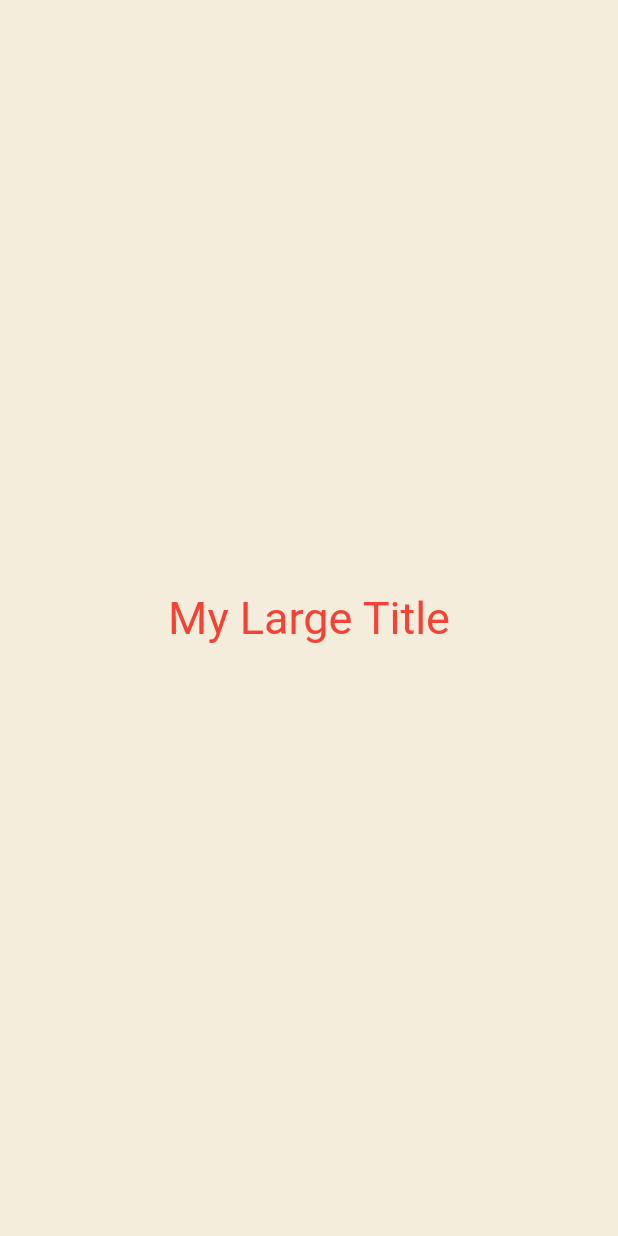
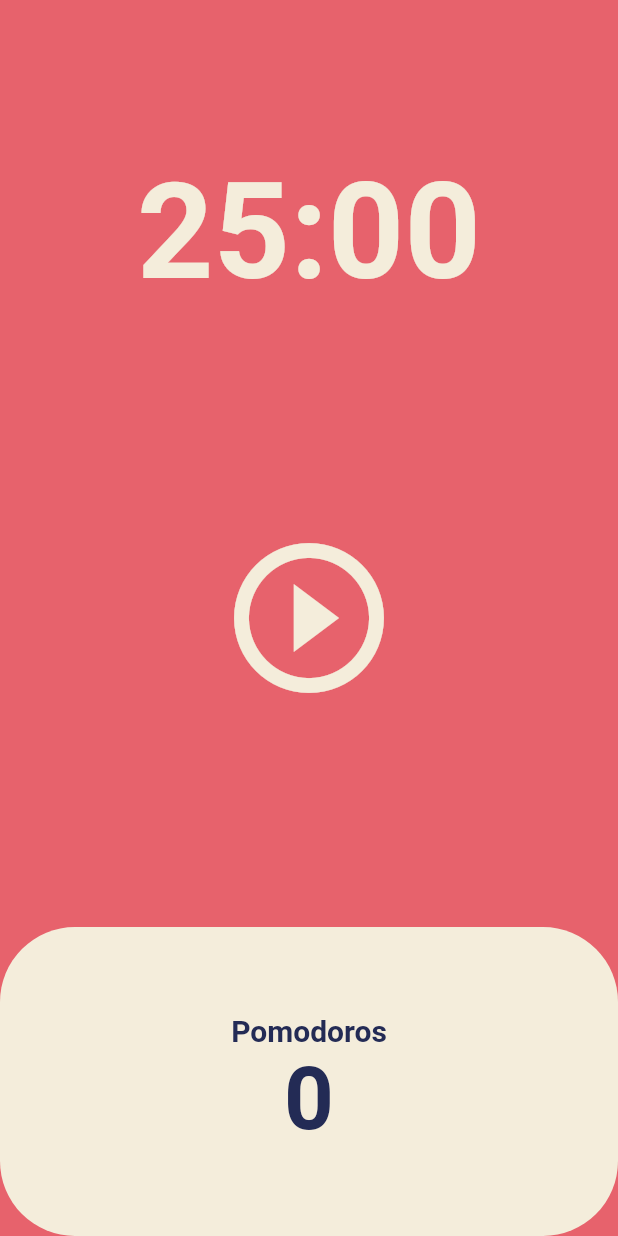
Before and after one commit to danpung2/flutter_toonflix, a Flutter app: the screen it shows after launch, on a phone screen of 412 x 824 dp. Run offline on Flutter 3.47's test engine with Material 2 defaults, Android fonts, the phone set to English and light mode, and no system bars.

Commit message:
create: pomodoro app

```diff
--- a/lib/main.dart
+++ b/lib/main.dart
@@ -1,55 +1,25 @@
 import 'package:flutter/material.dart';
-import 'package:flutter_toonfilx/widgets/button.dart';
-import 'package:flutter_toonfilx/widgets/currency_card.dart';
 
-// github.dev test
+import 'screens/home_screen.dart';
+
 void main() {
   runApp(App());
 }
 
-class App extends StatefulWidget {
-  @override
-  State<App> createState() => _AppState();
-}
-
-class _AppState extends State<App> {
+class App extends StatelessWidget {
   @override
   Widget build(BuildContext context) {
     return MaterialApp(
       theme: ThemeData(
-        textTheme: TextTheme(
-            titleLarge: TextStyle(
-          color: Colors.red,
-        )),
-      ),
-      home: Scaffold(
-        backgroundColor: const Color(0xFFF4EDDB),
-        body: Center(
-          child: Column(
-            mainAxisAlignment: MainAxisAlignment.center,
-            children: const [
-              MyLargeTitle(),
-            ],
+        backgroundColor: const Color(0xFFE7626C),
+        textTheme: const TextTheme(
+          headline1: TextStyle(
+            color: Color(0xFF232B55),
           ),
         ),
+        cardColor: const Color(0xFFF4EDDB),
       ),
-    );
-  }
-}
-
-class MyLargeTitle extends StatelessWidget {
-  const MyLargeTitle({
-    super.key,
-  });
-
-  @override
-  Widget build(BuildContext context) {
-    return Text(
-      "My Large Title",
-      style: TextStyle(
-        fontSize: 30,
-        color: Theme.of(context).textTheme.titleLarge?.color,
-      ),
+      home: const HomeScreen(),
     );
   }
 }
--- /dev/null
+++ b/lib/screens/home_screen.dart
@@ -0,0 +1,127 @@
+import 'dart:async';
+
+import 'package:flutter/material.dart';
+import 'package:flutter/widgets.dart';
+
+class HomeScreen extends StatefulWidget {
+  const HomeScreen({Key? key}) : super(key: key);
+
+  @override
+  State<HomeScreen> createState() => _HomeScreenState();
+}
+
+class _HomeScreenState extends State<HomeScreen> {
+  static const twentyFiveMinutes = 1500;
+  int totalSeconds = twentyFiveMinutes;
+  bool isRunning = false;
+  int totalPomodoros = 0;
+  late Timer timer;
+
+  void onTick(Timer timer) {
+    if(totalSeconds == 0){
+      setState(() {
+        totalPomodoros++;
+        isRunning = false;
+        totalSeconds = twentyFiveMinutes;
+      });
+      timer.cancel();
+    } else {
+      setState(() {
+        totalSeconds--;
+      });
+    }
+  }
+
+  void onStartPressed() {
+    timer = Timer.periodic(
+      const Duration(seconds: 1),
+      onTick,
+    );
+    setState(() {
+      isRunning = true;
+    });
+  }
+
+  void onPausePressed(){
+    timer.cancel();
+    setState(() {
+      isRunning = false;
+    });
+  }
+
+  String format(int seconds){
+    return Duration(seconds: seconds).toString().split(".").first.substring(2, 7);
+  }
+
+  @override
+  Widget build(BuildContext context) {
+    return Scaffold(
+      backgroundColor: Theme.of(context).backgroundColor,
+      body: Column(
+        children: [
+          Flexible(
+            flex: 1,
+            child: Container(
+              alignment: Alignment.bottomCenter,
+              child: Text(
+                format(totalSeconds),
+                style: TextStyle(
+                  color: Theme.of(context).cardColor,
+                  fontSize: 89,
+                  fontWeight: FontWeight.w600,
+                ),
+              ),
+            ),
+          ),
+          Flexible(
+            flex: 2,
+            child: Center(
+              child: IconButton(
+                icon: Icon(isRunning ? Icons.pause_circle_outline : Icons.play_circle_outline),
+                onPressed: isRunning ? onPausePressed : onStartPressed,
+                iconSize: 120,
+                color: Theme.of(context).cardColor,
+              ),
+            ),
+          ),
+          Flexible(
+            flex: 1,
+            child: Row(
+              children: [
+                Expanded(
+                  child: Container(
+                    decoration: BoxDecoration(
+                      color: Theme.of(context).cardColor,
+                      borderRadius: BorderRadius.circular(50),
+                    ),
+                    child: Column(
+                      mainAxisAlignment: MainAxisAlignment.center,
+                      children: [
+                        Text(
+                          "Pomodoros",
+                          style: TextStyle(
+                            fontSize: 20,
+                            fontWeight: FontWeight.w600,
+                            color: Theme.of(context).textTheme.headline1!.color,
+                          ),
+                        ),
+                        Text(
+                          "$totalPomodoros",
+                          style: TextStyle(
+                            fontSize: 58,
+                            fontWeight: FontWeight.w600,
+                            color: Theme.of(context).textTheme.headline1!.color,
+                          ),
+                        ),
+                      ],
+                    ),
+                  ),
+                )
+              ],
+            ),
+          ),
+        ],
+      ),
+    );
+  }
+}
```
